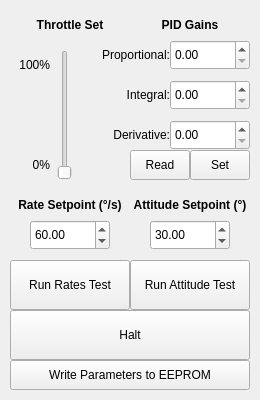
Qt form resource/MCTuner.ui (pryre/rqt_mc_tuner) before a commit.
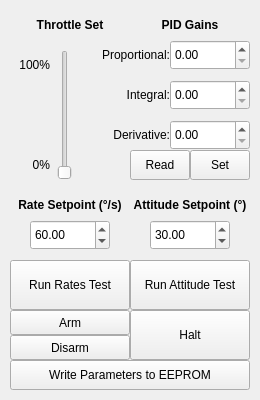
The same form after that commit.

Commit message: Added arm/disarm buttons, and button callbacks

```diff
--- a/resource/MCTuner.ui
+++ b/resource/MCTuner.ui
@@ -41,9 +41,9 @@
   <widget class="QPushButton" name="button_halt">
    <property name="geometry">
     <rect>
-     <x>10</x>
+     <x>130</x>
      <y>310</y>
-     <width>240</width>
+     <width>120</width>
      <height>50</height>
     </rect>
    </property>
@@ -349,6 +349,32 @@
     <string>Read</string>
    </property>
   </widget>
+  <widget class="QPushButton" name="button_arm">
+   <property name="geometry">
+    <rect>
+     <x>10</x>
+     <y>310</y>
+     <width>120</width>
+     <height>25</height>
+    </rect>
+   </property>
+   <property name="text">
+    <string>Arm</string>
+   </property>
+  </widget>
+  <widget class="QPushButton" name="button_disarm">
+   <property name="geometry">
+    <rect>
+     <x>10</x>
+     <y>335</y>
+     <width>120</width>
+     <height>25</height>
+    </rect>
+   </property>
+   <property name="text">
+    <string>Disarm</string>
+   </property>
+  </widget>
  </widget>
  <resources/>
  <connections/>
```
Left out of the diff: 3 changed lines with no effect on the pictures. The commit also changes 4 other files.
